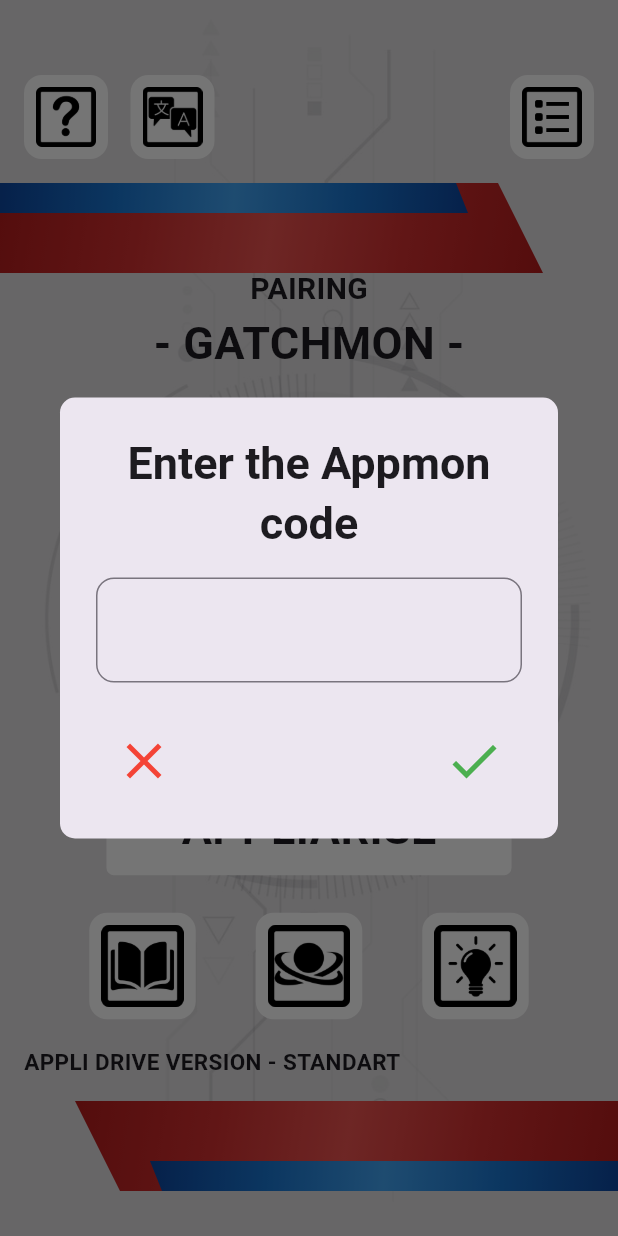
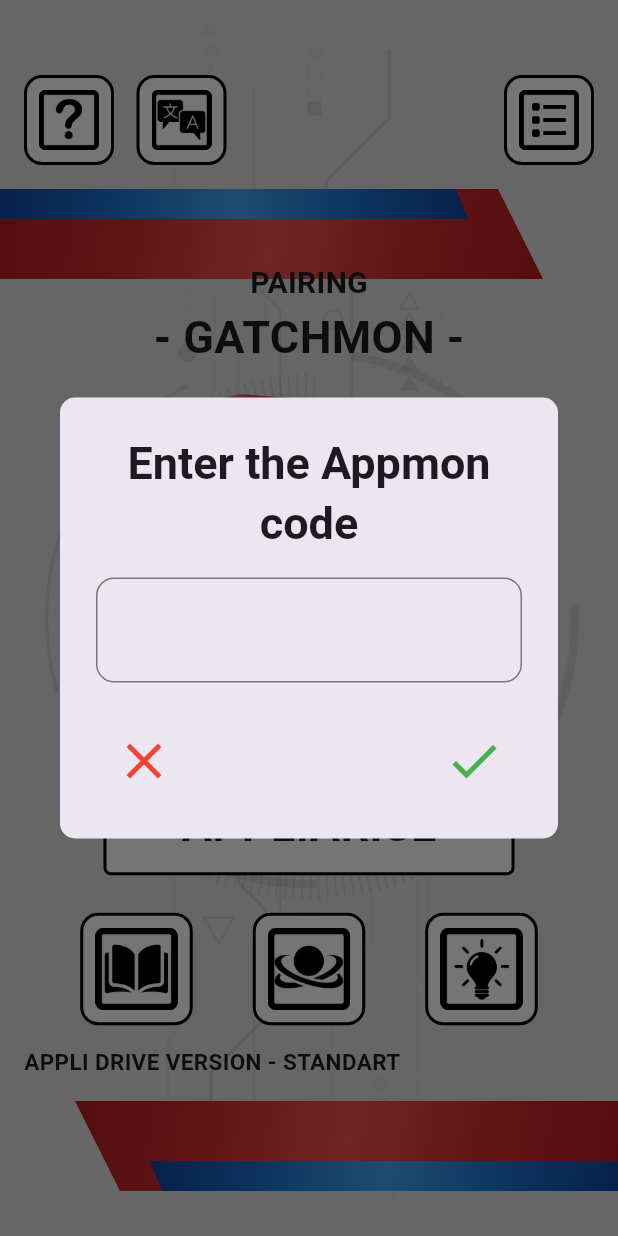
Before and after one commit to Victy0/appli_drive_mobile, a Flutter app: the HomePage screen opened directly with empty values, after a tap on "APPLIARISE", on a phone screen of 412 x 824 dp. Run offline on Flutter 3.47's test engine with Material 3 defaults, Android fonts, the light colour scheme and no system bars; our stand-ins replace audioplayers, shared_preferences, sqflite, wakelock_plus; missing offline and left inert: screen_state; accounts and stored records are empty.

Commit message:
organizing appliarise page

```diff
--- a/lib/interfaces/components/animated_white_button.dart
+++ b/lib/interfaces/components/animated_white_button.dart
@@ -68,6 +68,7 @@ class AnimatedWhiteButtonState extends State<AnimatedWhiteButton> with SingleTic
             decoration: BoxDecoration(
               color: Colors.white,
               borderRadius: BorderRadius.circular(5),
+              border: Border.all(color: Colors.black, width: 2),
             ),
             child: Text(
               widget.text,
--- a/lib/interfaces/pages/appliarise_page/components/appmon_actions.dart
+++ b/lib/interfaces/pages/appliarise_page/components/appmon_actions.dart
@@ -24,6 +24,7 @@ class AppmonActionsState extends State<AppmonActions> {
             decoration: BoxDecoration(
               color: Colors.white,
               borderRadius: BorderRadius.circular(12),
+              border: Border.all(color: Colors.black, width: 2),
             ),
             child: IconButton(
               onPressed: () => (),
--- a/lib/interfaces/pages/home_page/components/header_icons.dart
+++ b/lib/interfaces/pages/home_page/components/header_icons_home.dart
@@ -1,15 +1,30 @@
+import 'package:appli_drive_mobile/interfaces/components/dialogs/dialog_appmon_code_list.dart';
 import 'package:appli_drive_mobile/interfaces/components/dialogs/dialog_change_language.dart';
+import 'package:appli_drive_mobile/services/database_helper_service.dart';
 import 'package:flutter/material.dart';
 
-class HeaderIcons extends StatefulWidget {
+class HeaderIconsHome extends StatefulWidget {
   final Function(Locale) onLanguageChange;
-  const HeaderIcons({super.key, required this.onLanguageChange});
+  const HeaderIconsHome({super.key, required this.onLanguageChange});
 
   @override
-  HeaderIconsState createState() => HeaderIconsState();
+  HeaderIconsHomeState createState() => HeaderIconsHomeState();
 }
 
-class HeaderIconsState extends State<HeaderIcons> {
+class HeaderIconsHomeState extends State<HeaderIconsHome> {
+  final DatabaseHelper _databaseHelper = DatabaseHelper();
+  late List<Map<String, dynamic>> appmonCodeList;
+
+  _getAppmonCodeList() async {
+    appmonCodeList = await _databaseHelper.getAppmonCodeList();
+  }
+
+  @override
+  void initState() {
+    super.initState();
+    _getAppmonCodeList();
+  }
+
   @override
   Widget build(BuildContext context) {
     return Padding(
@@ -32,6 +47,7 @@ class HeaderIconsState extends State<HeaderIcons> {
       decoration: BoxDecoration(
         color: Colors.white,
         borderRadius: BorderRadius.circular(12),
+        border: Border.all(color: Colors.black, width: 2),
       ),
       child: IconButton(
         onPressed: () => showDialog<String>(
@@ -94,6 +110,7 @@ class HeaderIconsState extends State<HeaderIcons> {
       decoration: BoxDecoration(
         color: Colors.white,
         borderRadius: BorderRadius.circular(12),
+        border: Border.all(color: Colors.black, width: 2),
       ),
       child: IconButton(
         onPressed: () => showDialog<String>(
@@ -114,54 +131,13 @@ class HeaderIconsState extends State<HeaderIcons> {
       decoration: BoxDecoration(
         color: Colors.white,
         borderRadius: BorderRadius.circular(12),
+        border: Border.all(color: Colors.black, width: 2),
       ),
       child: IconButton(
         onPressed: () => showDialog<String>(
           context: context,
           barrierDismissible: false,
-          builder: (BuildContext context) => AlertDialog(
-            shape: RoundedRectangleBorder(
-              borderRadius: BorderRadius.circular(10.0),
-            ),
-            title: const Center(
-              child: Text(
-                'Título',
-                textAlign: TextAlign.center,
-                style: TextStyle(
-                  fontWeight: FontWeight.bold,
-                  fontSize: 30,
-                ),
-              ),
-            ),
-            content: const SizedBox(
-              width: 300,
-              child: SingleChildScrollView(
-                child: Column(
-                  mainAxisSize: MainAxisSize.min,
-                  children: [
-                    Text(
-                      'Contexto',
-                      textAlign: TextAlign.center,
-                      style: TextStyle(
-                        fontWeight: FontWeight.bold,
-                        fontSize: 20,
-                      ),
-                    ),
-                  ],
-                ),
-              ),
-            ),
-            actions: <Widget>[
-              TextButton(
-                onPressed: () => Navigator.pop(context),
-                child: const Icon(
-                  Icons.check,
-                  size: 40.0,
-                  color: Colors.green,
-                ),
-              ),
-            ],
-          ),
+          builder: (BuildContext context) => DialogAppmonCodeList(appmonCodeList: appmonCodeList),
         ),
         icon: Image.asset(
           'assets/images/icons/list_box.png',
--- a/lib/interfaces/pages/home_page/components/menu_icons.dart
+++ b/lib/interfaces/pages/home_page/components/menu_icons.dart
@@ -107,6 +107,7 @@ class MenuIconsState extends State<MenuIcons> {
         decoration: BoxDecoration(
           color: Colors.white,
           borderRadius: BorderRadius.circular(12),
+          border: Border.all(color: Colors.black, width: 2),
         ),
         child: IconButton(
           onPressed: () => _navigateToDataCenterPage(context),
@@ -126,6 +127,7 @@ class MenuIconsState extends State<MenuIcons> {
         decoration: BoxDecoration(
           color: Colors.white,
           borderRadius: BorderRadius.circular(12),
+          border: Border.all(color: Colors.black, width: 2),
         ),
         child: IconButton(
           onPressed: () => _navigateToSevenCodePage(context),
@@ -145,6 +147,7 @@ class MenuIconsState extends State<MenuIcons> {
         decoration: BoxDecoration(
           color: Colors.white,
           borderRadius: BorderRadius.circular(12),
+          border: Border.all(color: Colors.black, width: 2),
         ),
         child: IconButton(
           onPressed: () => _navigateToHintsPage(context),
--- a/lib/interfaces/pages/home_page/home_page.dart
+++ b/lib/interfaces/pages/home_page/home_page.dart
@@ -4,7 +4,7 @@ import 'package:appli_drive_mobile/interfaces/components/dialogs/dialog_insert_c
 import 'package:appli_drive_mobile/interfaces/components/layout_details/detail_rectangle_left.dart';
 import 'package:appli_drive_mobile/interfaces/components/layout_details/detail_rectangle_right.dart';
 import 'package:appli_drive_mobile/interfaces/pages/appliarise_page/appliarise_page.dart';
-import 'package:appli_drive_mobile/interfaces/pages/home_page/components/header_icons.dart';
+import 'package:appli_drive_mobile/interfaces/pages/home_page/components/header_icons_home.dart';
 import 'package:appli_drive_mobile/localizations/app_localization.dart';
 import 'package:appli_drive_mobile/interfaces/pages/home_page/components/menu_icons.dart';
 import 'package:appli_drive_mobile/interfaces/pages/home_page/components/pairing_menu.dart';
@@ -47,7 +47,7 @@ class HomePageState extends State<HomePage> with TickerProviderStateMixin {
             right: 0,
             child: Column(
               children: [
-                HeaderIcons(onLanguageChange: widget.onLanguageChange),
+                HeaderIconsHome(onLanguageChange: widget.onLanguageChange),
                 const DetailRectangleLeft(),
               ]
             ),
--- a/lib/services/database_helper_service.dart
+++ b/lib/services/database_helper_service.dart
@@ -59,4 +59,17 @@ class DatabaseHelper {
 
     return results.map((map) => Appmon.fromMap(map)).toList();
   }
+
+  Future<List<Map<String, dynamic>>> getAppmonCodeList() async {
+    final db = await database;
+    String sql = '''
+      SELECT
+        appmon.id, appmon.code_text AS code,
+        grade.name AS gradeName
+      FROM appmon
+      INNER JOIN grade ON appmon.grade_id = grade.id
+      ORDER BY grade.id, appmon.id;
+    ''';
+    return await db.rawQuery(sql);
+  }
 }
```
Also changed, not shown: assets/langs/en.json (+9 -2 lines), assets/langs/ja.json (+9 -2 lines), assets/langs/pt.json (+9 -2 lines), lib/interfaces/components/close_page_button.dart (added, +44 -0 lines), lib/interfaces/components/dialogs/dialog_appmon_code_list.dart (added, +105 -0 lines), lib/interfaces/pages/appliarise_page/appliarise_page.dart (+4 -25 lines), lib/interfaces/pages/appliarise_page/components/appmon_image.dart (+29 -2 lines), lib/interfaces/pages/appliarise_page/components/appmon_summary_info.dart (+59 -17 lines), lib/interfaces/pages/appliarise_page/components/header_icons_appliarise.dart (renamed from lib/interfaces/pages/appliarise_page/components/header_icons.dart, +22 -47 lines), assets/images/appmons/D3S9.png (added), assets/images/appmons/S1H0.png (added), assets/images/apps/D3S9.png (added), assets/images/apps/S1H0.png (renamed from assets/images/apps/dogatchmon.png), 1 other file.
